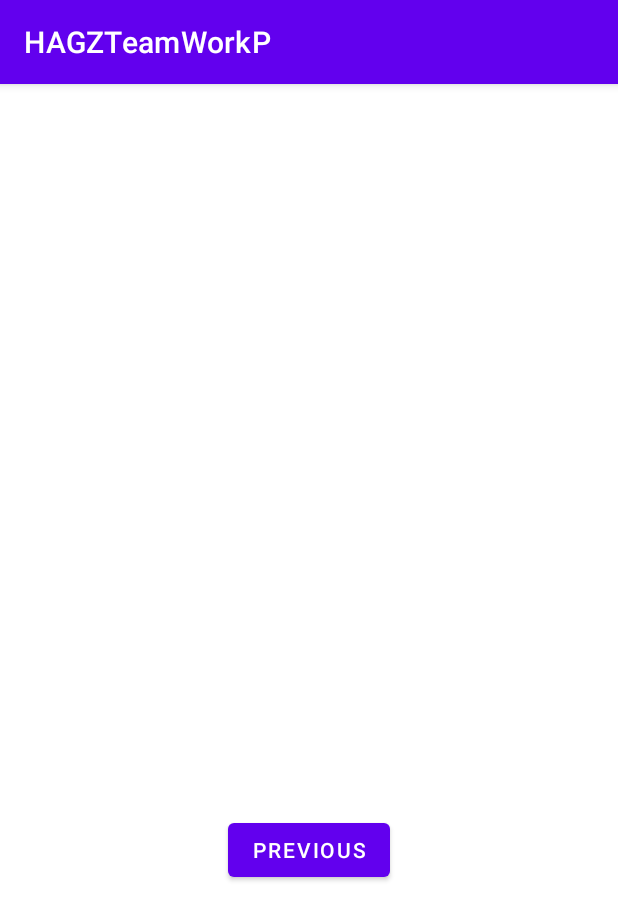
After one commit to GhadeerN/HAGZ-TeamWork-P, an Android app: the fragment SecondFragment shown on its own in the app's theme, on a phone screen of 412 x 824 dp. The commit adds this screen. Shown: the top 920 px of the screen. Run offline under Robolectric (Android 15) with nearby library versions, the phone set to English and light mode, and no system bars.

Commit message:
Second Activity Added

```diff
--- a/app/build.gradle
+++ b/app/build.gradle
@@ -29,6 +29,9 @@ android {
     kotlinOptions {
         jvmTarget = '1.8'
     }
+    buildFeatures {
+        viewBinding true
+    }
 }
 
 dependencies {
@@ -37,6 +40,8 @@ dependencies {
     implementation 'androidx.appcompat:appcompat:1.4.0'
     implementation 'com.google.android.material:material:1.4.0'
     implementation 'androidx.constraintlayout:constraintlayout:2.1.2'
+    implementation 'androidx.navigation:navigation-fragment-ktx:2.3.5'
+    implementation 'androidx.navigation:navigation-ui-ktx:2.3.5'
     testImplementation 'junit:junit:4.+'
     androidTestImplementation 'androidx.test.ext:junit:1.1.3'
     androidTestImplementation 'androidx.test.espresso:espresso-core:3.4.0'
--- a/app/src/main/AndroidManifest.xml
+++ b/app/src/main/AndroidManifest.xml
@@ -10,6 +10,11 @@
         android:supportsRtl="true"
         android:theme="@style/Theme.HAGZTeamWorkP">
         <activity
+            android:name=".SecndActivity"
+            android:exported="true"
+            android:label="@string/title_activity_secnd"
+            android:theme="@style/Theme.HAGZTeamWorkP.NoActionBar" />
+        <activity
             android:name=".MainActivity"
             android:exported="true">
             <intent-filter>
--- a/app/src/main/java/com/satr/hagzteamworkp/MainActivity.kt
+++ b/app/src/main/java/com/satr/hagzteamworkp/MainActivity.kt
@@ -5,7 +5,10 @@ import android.os.Bundle
 
 class MainActivity : AppCompatActivity() {
     override fun onCreate(savedInstanceState: Bundle?) {
+
+
         super.onCreate(savedInstanceState)
         setContentView(R.layout.activity_main)
+
     }
 }
--- /dev/null
+++ b/app/src/main/java/com/satr/hagzteamworkp/SecondFragment.kt
@@ -0,0 +1,44 @@
+package com.satr.hagzteamworkp
+
+import android.os.Bundle
+import androidx.fragment.app.Fragment
+import android.view.LayoutInflater
+import android.view.View
+import android.view.ViewGroup
+import androidx.navigation.fragment.findNavController
+import com.satr.hagzteamworkp.databinding.FragmentSecondBinding
+
+/**
+ * A simple [Fragment] subclass as the second destination in the navigation.
+ */
+class SecondFragment : Fragment() {
+
+    private var _binding: FragmentSecondBinding? = null
+
+    // This property is only valid between onCreateView and
+    // onDestroyView.
+    private val binding get() = _binding!!
+
+    override fun onCreateView(
+        inflater: LayoutInflater, container: ViewGroup?,
+        savedInstanceState: Bundle?
+    ): View? {
+
+        _binding = FragmentSecondBinding.inflate(inflater, container, false)
+        return binding.root
+
+    }
+
+    override fun onViewCreated(view: View, savedInstanceState: Bundle?) {
+        super.onViewCreated(view, savedInstanceState)
+
+        binding.buttonSecond.setOnClickListener {
+            findNavController().navigate(R.id.action_SecondFragment_to_FirstFragment)
+        }
+    }
+
+    override fun onDestroyView() {
+        super.onDestroyView()
+        _binding = null
+    }
+}
--- /dev/null
+++ b/app/src/main/res/layout/fragment_second.xml
@@ -0,0 +1,27 @@
+<?xml version="1.0" encoding="utf-8"?>
+<androidx.constraintlayout.widget.ConstraintLayout xmlns:android="http://schemas.android.com/apk/res/android"
+    xmlns:app="http://schemas.android.com/apk/res-auto"
+    xmlns:tools="http://schemas.android.com/tools"
+    android:layout_width="match_parent"
+    android:layout_height="match_parent"
+    tools:context=".SecondFragment">
+
+    <TextView
+        android:id="@+id/textview_second"
+        android:layout_width="wrap_content"
+        android:layout_height="wrap_content"
+        app:layout_constraintBottom_toTopOf="@id/button_second"
+        app:layout_constraintEnd_toEndOf="parent"
+        app:layout_constraintStart_toStartOf="parent"
+        app:layout_constraintTop_toTopOf="parent" />
+
+    <Button
+        android:id="@+id/button_second"
+        android:layout_width="wrap_content"
+        android:layout_height="wrap_content"
+        android:text="@string/previous"
+        app:layout_constraintBottom_toBottomOf="parent"
+        app:layout_constraintEnd_toEndOf="parent"
+        app:layout_constraintStart_toStartOf="parent"
+        app:layout_constraintTop_toBottomOf="@id/textview_second" />
+</androidx.constraintlayout.widget.ConstraintLayout>
--- /dev/null
+++ b/app/src/main/res/values-land/dimens.xml
@@ -0,0 +1,3 @@
+<resources>
+    <dimen name="fab_margin">48dp</dimen>
+</resources>
--- /dev/null
+++ b/app/src/main/res/values-w1240dp/dimens.xml
@@ -0,0 +1,3 @@
+<resources>
+    <dimen name="fab_margin">200dp</dimen>
+</resources>
--- /dev/null
+++ b/app/src/main/res/values-w600dp/dimens.xml
@@ -0,0 +1,3 @@
+<resources>
+    <dimen name="fab_margin">48dp</dimen>
+</resources>
--- /dev/null
+++ b/app/src/main/res/values/dimens.xml
@@ -0,0 +1,3 @@
+<resources>
+    <dimen name="fab_margin">16dp</dimen>
+</resources>
--- a/app/src/main/res/values/themes.xml
+++ b/app/src/main/res/values/themes.xml
@@ -13,4 +13,13 @@
         <item name="android:statusBarColor" tools:targetApi="l">?attr/colorPrimaryVariant</item>
         <!-- Customize your theme here. -->
     </style>
+
+    <style name="Theme.HAGZTeamWorkP.NoActionBar">
+        <item name="windowActionBar">false</item>
+        <item name="windowNoTitle">true</item>
+    </style>
+
+    <style name="Theme.HAGZTeamWorkP.AppBarOverlay" parent="ThemeOverlay.AppCompat.Dark.ActionBar" />
+
+    <style name="Theme.HAGZTeamWorkP.PopupOverlay" parent="ThemeOverlay.AppCompat.Light" />
 </resources>
```
Also changed, not shown: app/src/main/java/com/satr/hagzteamworkp/FirstFragment.kt (added, +44 -0 lines), app/src/main/java/com/satr/hagzteamworkp/SecondActivity.kt (added, +40 -0 lines), app/src/main/res/layout/activity_secnd.xml (added, +34 -0 lines), app/src/main/res/layout/content_secnd.xml (added, +19 -0 lines), app/src/main/res/layout/fragment_first.xml (added, +28 -0 lines), app/src/main/res/navigation/nav_graph.xml (added, +28 -0 lines), app/src/main/res/values/strings.xml (+9 -0 lines).
